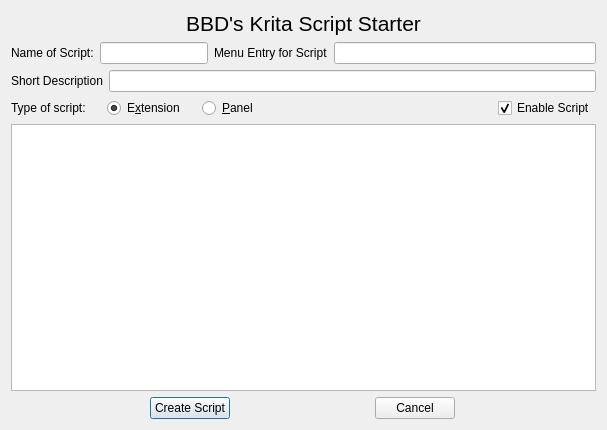
This is plugins/python/krita_script_starter/bbdkss.ui in purdygeorgeedward-dev/krimble as Qt 5 draws it before an edit. The edited form follows.
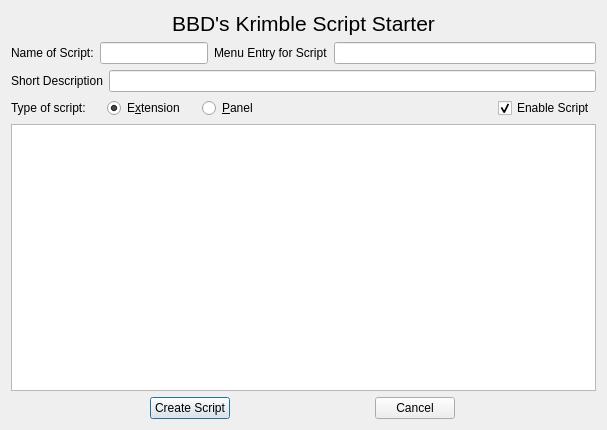
This is the edited form.

Commit message: Bump version to Krimble 1.0.0-alpha1; rebrand front-facing Krita references to Krimble

Patch:
```diff
--- a/plugins/python/krita_script_starter/bbdkss.ui
+++ b/plugins/python/krita_script_starter/bbdkss.ui
@@ -37,7 +37,7 @@
         </font>
        </property>
        <property name="text">
-        <string>BBD's Krita Script Starter</string>
+        <string>BBD's Krimble Script Starter</string>
        </property>
        <property name="alignment">
         <set>Qt::AlignCenter</set>
```
Left out of the diff: 4 changed lines with no effect on the pictures. The commit also changes 57 other files.
